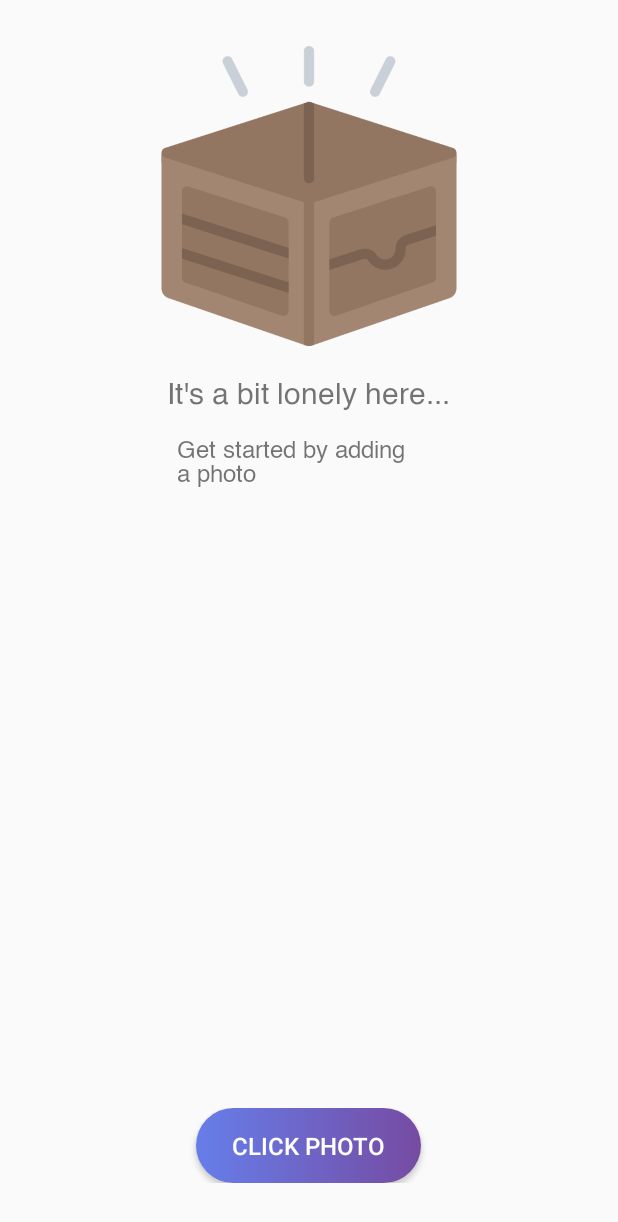
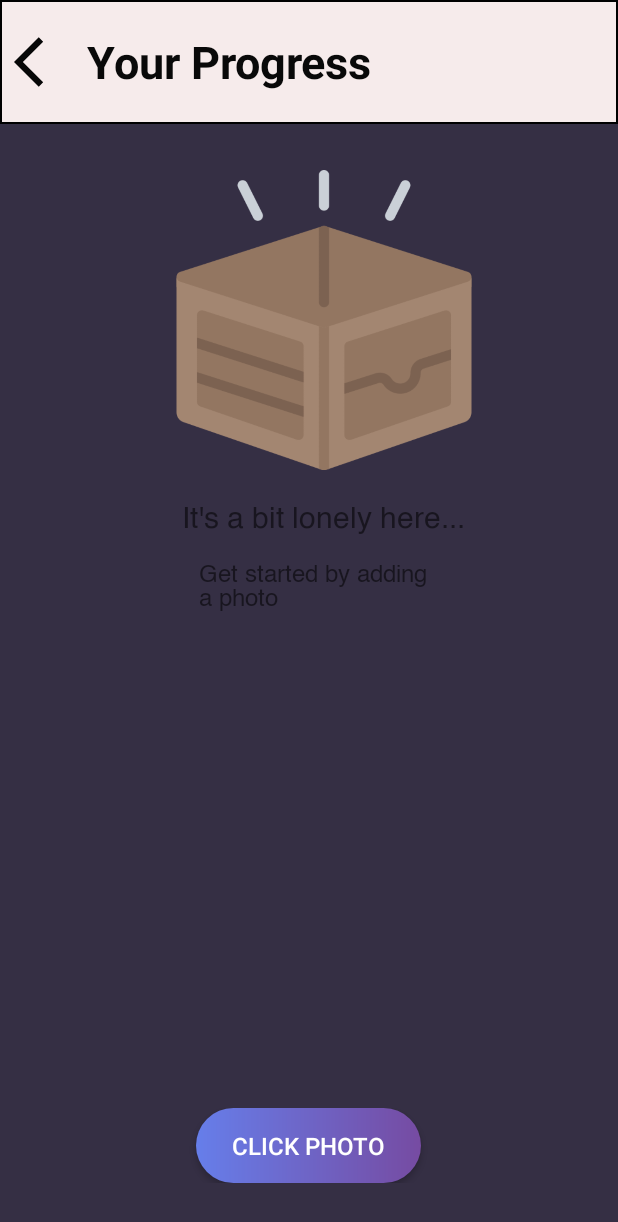
Before and after one commit to omkarvashistha/WorkoutAdvisor, an Android app: the ViewProgress screen opened directly, with no data from a screen before it, on a phone screen of 412 x 824 dp. Shown: the top 1222 px of the screen. Run offline under Robolectric (Android 15) with nearby library versions, the light colour scheme and no system bars; Roboto replaces fonts that are not available here.

Commit message:
Proper photo now visible for user and some ui changes

```diff
--- a/app/src/main/java/com/example/workoutadvisor/CaptureProgressPhoto.java
+++ b/app/src/main/java/com/example/workoutadvisor/CaptureProgressPhoto.java
@@ -29,7 +29,7 @@ public class CaptureProgressPhoto extends AppCompatActivity {
 
     Button takePhoto;
     ImageView userPhoto;
-    ImageButton correct,wrong;
+    ImageButton correct;
     Bitmap photo;
 
     WorkoutProvider provider;
@@ -44,7 +44,6 @@ public class CaptureProgressPhoto extends AppCompatActivity {
         takePhoto = findViewById(R.id.clickPhoto);
         userPhoto = findViewById(R.id.progress_captured_pic);
         correct = findViewById(R.id.accept_photo);
-        wrong = findViewById(R.id.reject_photo);
         count = 0;
 
         if(!hasCamera()){
@@ -100,7 +99,7 @@ public class CaptureProgressPhoto extends AppCompatActivity {
     public void sendPhoto(){
 //-----------------------------CONVERTING BITMAP TO BYTE ARRAY -------------------------------------
         ByteArrayOutputStream stream = new ByteArrayOutputStream();
-        photo.compress(Bitmap.CompressFormat.JPEG,0,stream);
+        photo.compress(Bitmap.CompressFormat.PNG,100,stream);
         byte[] imageBytes = stream.toByteArray();
         photo.recycle();
 //------------------------------GETTING CURRENT DATE------------------------------------------------
--- a/app/src/main/res/drawable/exercise_name_bg_addworkout.xml
+++ b/app/src/main/res/drawable/exercise_name_bg_addworkout.xml
@@ -1,7 +1,7 @@
 <?xml version="1.0" encoding="utf-8"?>
 <shape xmlns:android="http://schemas.android.com/apk/res/android" android:shape="rectangle">
-    <solid android:color="@color/white"/>
-    <stroke android:width="2dp" android:color="@color/purple_200"/>
-    <corners android:radius="4dp"/>
+    <solid android:color="#F6EBEB"/>
+    <stroke android:width="0dp" android:color="@color/white"/>
+    <corners android:radius="10dp"/>
 
 </shape>
--- a/app/src/main/res/drawable/spinner_bg_2.xml
+++ b/app/src/main/res/drawable/spinner_bg_2.xml
@@ -1,6 +1,6 @@
 <?xml version="1.0" encoding="utf-8"?>
 <shape xmlns:android="http://schemas.android.com/apk/res/android">
-<!--    <solid android:color="@color/spinner_bg_2"/>-->
-    <stroke android:color="@color/black" android:width="2dp"/>
+<solid android:color="#F6EBEB"/>
+    <stroke android:color="@color/black" android:width="1dp"/>
     <corners android:radius="0dp"/>
 </shape>
--- a/app/src/main/res/layout/activity_user_home2.xml
+++ b/app/src/main/res/layout/activity_user_home2.xml
@@ -325,7 +325,7 @@
                             android:layout_height="wrap_content"
                             android:fontFamily="@font/helvetica"
                             android:padding="5dp"
-                            android:text="Capture Your Progress"
+                            android:text="Capture / View Progress"
                             android:textColor="#2A2438"
                             android:textSize="20sp"
                             android:textStyle="bold" />
--- a/app/src/main/res/layout/activity_view_progress.xml
+++ b/app/src/main/res/layout/activity_view_progress.xml
@@ -2,15 +2,52 @@
 <androidx.constraintlayout.widget.ConstraintLayout xmlns:android="http://schemas.android.com/apk/res/android"
     xmlns:app="http://schemas.android.com/apk/res-auto"
     xmlns:tools="http://schemas.android.com/tools"
+    android:background="#352F44"
     android:layout_width="match_parent"
     android:layout_height="match_parent"
     tools:context=".ViewProgress">
 
+    <LinearLayout
+        android:layout_width="match_parent"
+        android:layout_height="0dp"
+        android:orientation="horizontal"
+        app:layout_constraintHeight_percent=".10"
+        app:layout_constraintBottom_toBottomOf="parent"
+        android:background="@drawable/spinner_bg_2"
+        app:layout_constraintEnd_toEndOf="parent"
+        app:layout_constraintStart_toStartOf="parent"
+        app:layout_constraintTop_toTopOf="parent"
+        app:layout_constraintVertical_bias="0">
+
+        <ImageButton
+            android:id="@+id/back_button"
+            android:layout_width="wrap_content"
+            android:layout_height="wrap_content"
+            android:layout_weight=".1"
+            android:layout_gravity="center"
+            android:background="@android:color/transparent"
+            android:src="@drawable/back_button" />
+
+        <TextView
+            android:layout_width="wrap_content"
+            android:layout_height="wrap_content"
+            android:layout_gravity="center"
+            android:layout_weight=".9"
+            android:text="Your Progress"
+            android:textColor="#090909"
+            android:textSize="30sp"
+            android:textStyle="bold" />
+
+
+    </LinearLayout>
+
     <ScrollView
         android:id="@+id/scrollView3"
         android:layout_width="match_parent"
-        android:layout_height="match_parent"
+        android:layout_height="0dp"
+        app:layout_constraintHeight_percent=".88"
         android:layout_margin="5dp"
+        app:layout_constraintVertical_bias="1"
         app:layout_constraintBottom_toBottomOf="parent"
         app:layout_constraintEnd_toEndOf="parent"
         app:layout_constraintStart_toStartOf="parent">
@@ -19,16 +56,18 @@
             android:layout_width="match_parent"
             android:layout_height="wrap_content"
             android:orientation="vertical"
-            android:padding="5dp">
-
+            android:paddingStart="20dp"
+            android:paddingEnd="0dp">
 
                 <ListView
                     android:id="@+id/list"
                     android:layout_width="wrap_content"
                     android:layout_height="821dp"
-                    android:dividerHeight="2dp"
+                    android:dividerHeight="5dp"
+                    android:nestedScrollingEnabled="true"
+                    android:layout_marginBottom="5dp"
                     android:divider="@android:color/transparent"
-                    android:nestedScrollingEnabled="true">
+                    tools:targetApi="lollipop">
 
                 </ListView>
 
--- a/app/src/main/res/values/strings.xml
+++ b/app/src/main/res/values/strings.xml
@@ -32,4 +32,5 @@
     <string name="invalid_username">Not a valid username</string>
     <string name="invalid_password">Password must be >5 characters</string>
     <string name="login_failed">"Login failed"</string>
+    <string name="click_photo">Click Photo</string>
 </resources>
```
Also changed, not shown: app/src/main/java/com/example/workoutadvisor/UserHome2.java (+12 -0 lines), app/src/main/res/layout/activity_capture_progress_photo.xml (+11 -15 lines), app/src/main/res/layout/progress_photo_layout.xml (+15 -15 lines).
